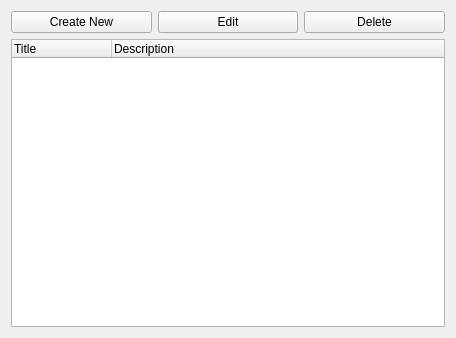
Old version of the form src/vocabsettingswidget.ui in the repository KDE/kanagram.
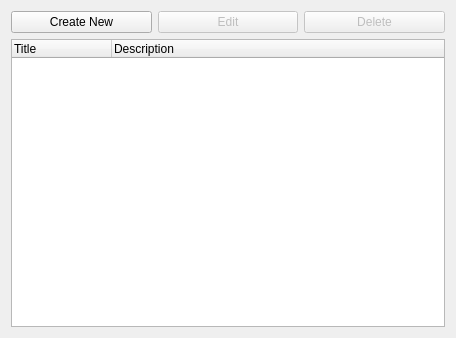
New version of the form.

Commit message: document vocabsettings page, and initialize edit and delete buttons to disabled

What changed in the file:
```diff
--- a/src/vocabsettingswidget.ui
+++ b/src/vocabsettingswidget.ui
@@ -47,6 +47,9 @@
        </item>
        <item>
         <widget class="QPushButton" name="btnEdit" >
+         <property name="enabled" >
+          <bool>false</bool>
+         </property>
          <property name="whatsThis" >
           <string>Edits the selected vocabulary.</string>
          </property>
@@ -57,6 +60,9 @@
        </item>
        <item>
         <widget class="QPushButton" name="btnDelete" >
+         <property name="enabled" >
+          <bool>false</bool>
+         </property>
          <property name="whatsThis" >
           <string>Deletes the selected vocabulary.</string>
          </property>
```
The commit also changes 2 other files.
